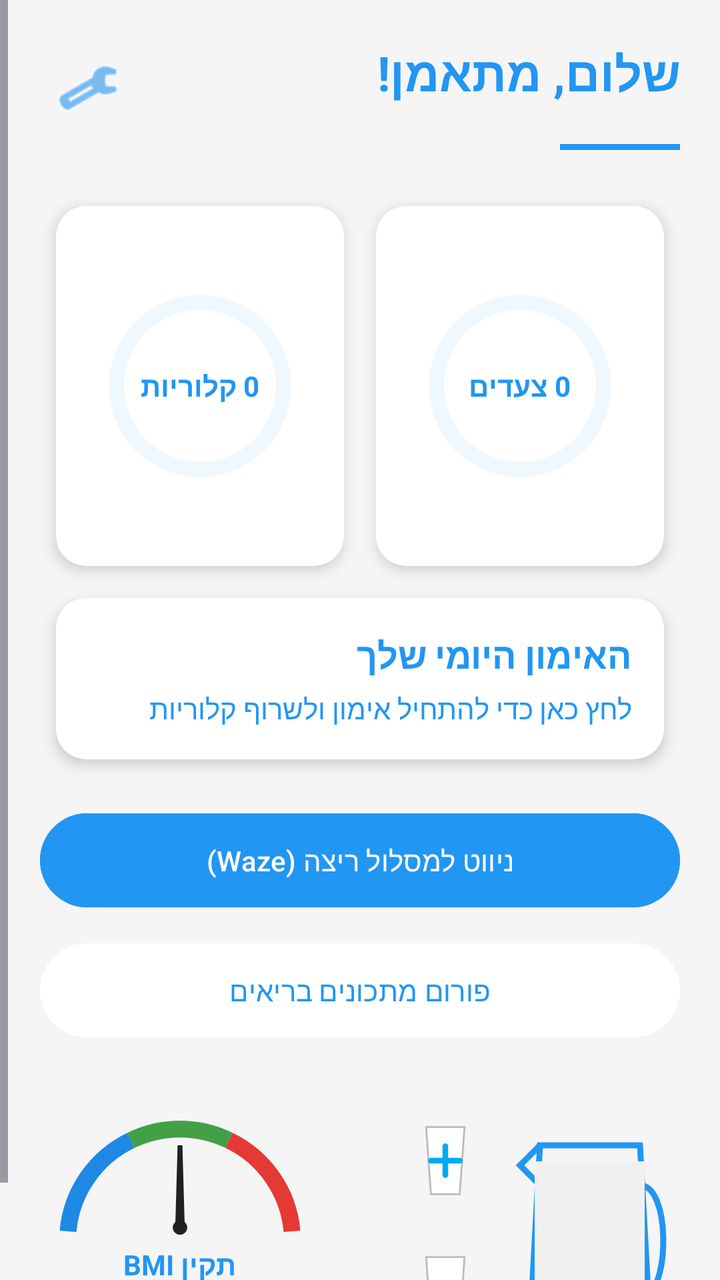
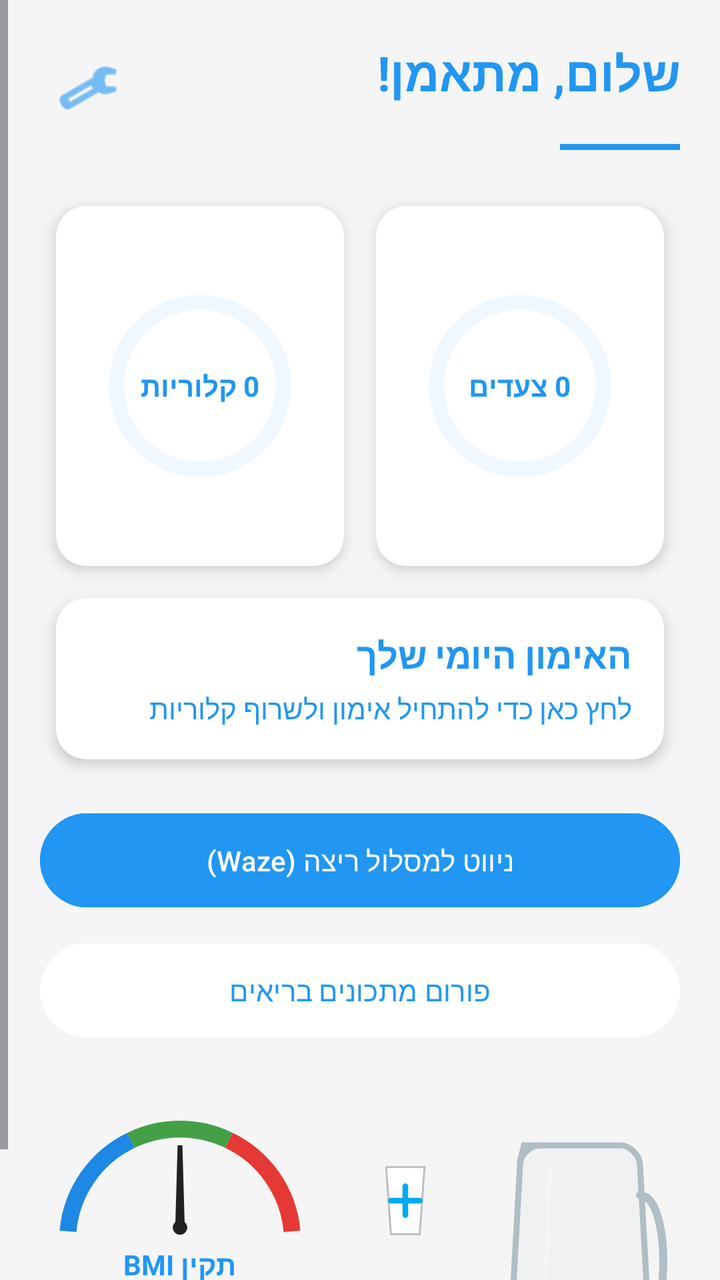

Compare the two renders of this Android layout. The source of the first and the diff that turns it into the second are given below.
<!-- AndroidManifest.xml: application theme Theme.FitCoach -->
<!-- res/layout/activity_main.xml -->
<?xml version="1.0" encoding="utf-8"?>
<ScrollView xmlns:android="http://schemas.android.com/apk/res/android"
    xmlns:app="http://schemas.android.com/apk/res-auto"
    xmlns:tools="http://schemas.android.com/tools"
    android:id="@+id/main"
    android:layout_width="match_parent"
    android:layout_height="match_parent"
    android:background="#F5F5F5"
    android:layoutDirection="rtl"
    tools:context=".screens.MainActivity">

    <LinearLayout
        android:layout_width="match_parent"
        android:layout_height="wrap_content"
        android:orientation="vertical"
        android:padding="20dp">

        <LinearLayout
            android:layout_width="match_parent"
            android:layout_height="wrap_content"
            android:layout_marginBottom="20dp"
            android:orientation="vertical"
            android:gravity="center_horizontal">

            <LinearLayout
                android:layout_width="match_parent"
                android:layout_height="wrap_content"
                android:orientation="horizontal">

                <TextView
                    android:id="@+id/tv_main_welcome"
                    android:layout_width="wrap_content"
                    android:layout_height="wrap_content"
                    android:text="שלום, מתאמן!"
                    android:textColor="#2196F3"
                    android:textSize="24sp"
                    android:textStyle="bold" />

                <Space
                    android:layout_width="0dp"
                    android:layout_height="wrap_content"
                    android:layout_weight="1" />

                <ImageButton
                    android:id="@+id/btn_settings_gear"
                    android:layout_width="48dp"
                    android:layout_height="48dp"
                    android:background="?attr/selectableItemBackgroundBorderless"
                    android:contentDescription="@null"
                    android:src="@android:drawable/ic_menu_preferences"
                    app:tint="#2196F3" />
            </LinearLayout>

            <View
                android:layout_width="60dp"
                android:layout_height="3dp"
                android:layout_marginTop="4dp"
                android:layout_gravity="start"
                android:background="#2196F3" />

        </LinearLayout>

        <LinearLayout
            android:layout_width="match_parent"
            android:layout_height="wrap_content"
            android:orientation="horizontal"
            android:weightSum="2">

            <androidx.cardview.widget.CardView
                android:layout_width="0dp"
                android:layout_height="180dp"
                android:layout_margin="8dp"
                android:layout_weight="1"
                app:cardCornerRadius="15dp"
                app:cardElevation="4dp">

                <RelativeLayout
                    android:layout_width="match_parent"
                    android:layout_height="match_parent"
                    android:padding="15dp">

                    <ProgressBar
                        android:id="@+id/pb_main_steps"
                        style="?android:attr/progressBarStyleHorizontal"
                        android:layout_width="match_parent"
                        android:layout_height="match_parent"
                        android:progressDrawable="@drawable/circular_progress" />

                    <TextView
                        android:id="@+id/tv_main_steps_val"
                        android:layout_width="wrap_content"
                        android:layout_height="wrap_content"
                        android:layout_centerInParent="true"
                        android:gravity="center"
                        android:text="0
צעדים"
                        android:textColor="#2196F3"
                        android:textStyle="bold" />
                </RelativeLayout>
            </androidx.cardview.widget.CardView>

            <androidx.cardview.widget.CardView
                android:layout_width="0dp"
                android:layout_height="180dp"
                android:layout_margin="8dp"
                android:layout_weight="1"
                app:cardCornerRadius="15dp"
                app:cardElevation="4dp">

                <RelativeLayout
                    android:layout_width="match_parent"
                    android:layout_height="match_parent"
                    android:padding="15dp">

                    <ProgressBar
                        android:id="@+id/pb_main_calories"
                        style="?android:attr/progressBarStyleHorizontal"
                        android:layout_width="match_parent"
                        android:layout_height="match_parent"
                        android:progressDrawable="@drawable/circular_progress" />

                    <TextView
                        android:id="@+id/tv_main_calories_val"
                        android:layout_width="wrap_content"
                        android:layout_height="wrap_content"
                        android:layout_centerInParent="true"
                        android:gravity="center"
                        android:text="0
קלוריות"
                        android:textColor="#2196F3"
                        android:textStyle="bold" />
                </RelativeLayout>
            </androidx.cardview.widget.CardView>
        </LinearLayout>

        <androidx.cardview.widget.CardView
            android:id="@+id/cv_workout_entry"
            android:layout_width="match_parent"
            android:layout_height="wrap_content"
            android:layout_margin="8dp"
            android:clickable="true"
            android:focusable="true"
            android:foreground="?attr/selectableItemBackground"
            app:cardCornerRadius="15dp"
            app:cardElevation="4dp">

            <LinearLayout
                android:layout_width="match_parent"
                android:layout_height="wrap_content"
                android:orientation="vertical"
                android:padding="16dp">

                <TextView
                    android:layout_width="wrap_content"
                    android:layout_height="wrap_content"
                    android:text="האימון היומי שלך"
                    android:textSize="18sp"
                    android:textStyle="bold"
                    android:textColor="#2196F3"/>

                <TextView
                    android:id="@+id/tv_main_workout_status"
                    android:layout_width="wrap_content"
                    android:layout_height="wrap_content"
                    android:layout_marginTop="5dp"
                    android:text="לחץ כאן כדי להתחיל אימון ולשרוף קלוריות"
                    android:textColor="#2196F3" />
            </LinearLayout>
        </androidx.cardview.widget.CardView>

        <Button
            android:id="@+id/btn_main_navigation"
            android:layout_width="match_parent"
            android:layout_height="55dp"
            android:layout_marginTop="15dp"
            android:backgroundTint="#2196F3"
            android:text="ניווט למסלול ריצה (Waze)"
            android:textColor="@android:color/white" />

        <Button
            android:id="@+id/btn_main_forum"
            android:layout_width="match_parent"
            android:layout_height="55dp"
            android:layout_marginTop="10dp"
            android:backgroundTint="@android:color/white"
            android:text="פורום מתכונים בריאים"
            android:textColor="#2196F3" />

        <RelativeLayout
            android:layout_width="match_parent"
            android:layout_height="wrap_content"
            android:layout_marginTop="30dp">

            <LinearLayout
                android:id="@+id/layout_bmi"
                android:layout_width="wrap_content"
                android:layout_height="wrap_content"
                android:layout_alignParentEnd="true"
                android:gravity="center"
                android:orientation="vertical">

                <RelativeLayout
                    android:layout_width="140dp"
                    android:layout_height="70dp">

                    <ImageView
                        android:layout_width="match_parent"
                        android:layout_height="match_parent"
                        android:contentDescription="@null"
                        android:src="@drawable/bmi_gauge_arc_bold" />

                    <ImageView
                        android:id="@+id/iv_bmi_needle"
                        android:layout_width="match_parent"
                        android:layout_height="match_parent"
                        android:contentDescription="@null"
                        android:padding="5dp"
                        android:src="@drawable/bmi_needle_bold" />
                </RelativeLayout>

                <TextView
                    android:id="@+id/tv_bmi_status_text"
                    android:layout_width="wrap_content"
                    android:layout_height="wrap_content"
                    android:text="BMI תקין"
                    android:textColor="#2196F3"
                    android:textStyle="bold" />
            </LinearLayout>

            <LinearLayout
                android:layout_width="wrap_content"
                android:layout_height="wrap_content"
                android:layout_alignParentStart="true"
                android:gravity="bottom"
                android:orientation="horizontal">

                <FrameLayout
                    android:layout_width="90dp"
                    android:layout_height="120dp">

                    <ImageView
                        android:layout_width="match_parent"
                        android:layout_height="match_parent"
                        android:contentDescription="@null"
                        android:src="@drawable/ic_water_jug"
                        app:tint="#2196F3" />

                    <ProgressBar
                        android:id="@+id/pb_water_jug"
                        style="?android:attr/progressBarStyleHorizontal"
                        android:layout_width="55dp"
                        android:layout_height="80dp"
                        android:layout_gravity="center_horizontal|bottom"
                        android:layout_marginBottom="12dp"
                        android:progressDrawable="@drawable/water_fill_style" />
                </FrameLayout>

                <LinearLayout
                    android:layout_width="wrap_content"
                    android:layout_height="wrap_content"
                    android:orientation="vertical">

                    <ImageButton
                        android:id="@+id/btn_add_water"
                        android:layout_width="55dp"
                        android:layout_height="55dp"
                        android:background="@android:color/transparent"
                        android:contentDescription="@null"
                        android:src="@drawable/ic_glass_plus" />

                    <ImageButton
                        android:id="@+id/btn_remove_water"
                        android:layout_width="55dp"
                        android:layout_height="55dp"
                        android:layout_marginTop="10dp"
                        android:background="@android:color/transparent"
                        android:contentDescription="@null"
                        android:src="@drawable/ic_glass_minus" />
                </LinearLayout>
            </LinearLayout>
        </RelativeLayout>
    </LinearLayout>
</ScrollView>
<!-- resources referenced by this layout -->
<resources>
  <!-- drawable bmi_needle_bold (drawable) -->
  <?xml version="1.0" encoding="utf-8"?>
  <vector xmlns:android="http://schemas.android.com/apk/res/android"
      android:width="120dp"
      android:height="120dp"
      android:viewportWidth="100"
      android:viewportHeight="100">
      <path
          android:fillColor="#212121"
          android:pathData="M48,25 L52,25 L54,95 L46,95 Z" />
      <path
          android:fillColor="#212121"
          android:pathData="M50,93.5m-6,0a6,6 0 1,1 12,0a6,6 0 1,1 -12,0" />
  </vector>
  <!-- drawable ic_glass_minus (drawable) -->
  <vector xmlns:android="http://schemas.android.com/apk/res/android"
      android:width="48dp"
      android:height="48dp"
      android:viewportWidth="100"
      android:viewportHeight="100">
      
      <path
          android:fillColor="#FFFFFF"
          android:pathData="M30,15 L70,15 L65,85 L35,85 Z"
          android:strokeColor="#BDBDBD"
          android:strokeWidth="2"/>
      
      <path
          android:strokeColor="#03A9F4"
          android:strokeWidth="6"
          android:strokeLineCap="round"
          android:pathData="M35,50 H65" />
  </vector>
  <!-- drawable ic_glass_plus (drawable) -->
  <vector xmlns:android="http://schemas.android.com/apk/res/android"
      android:width="48dp"
      android:height="48dp"
      android:viewportWidth="100"
      android:viewportHeight="100">
      
      <path
          android:fillColor="#FFFFFF"
          android:pathData="M30,15 L70,15 L65,85 L35,85 Z"
          android:strokeColor="#BDBDBD"
          android:strokeWidth="2"/>
      
      <path
          android:strokeColor="#03A9F4"
          android:strokeWidth="6"
          android:strokeLineCap="round"
          android:pathData="M50,35 V65 M35,50 H65" />
  </vector>
  <!-- drawable ic_water_jug (drawable) -->
  <?xml version="1.0" encoding="utf-8"?>
  <vector xmlns:android="http://schemas.android.com/apk/res/android"
      android:width="90dp"
      android:height="120dp"
      android:viewportWidth="90"
      android:viewportHeight="120">
      <path
          android:pathData="M20,20 L70,20 L75,110 L15,110 Z"
          android:strokeWidth="3"
          android:strokeColor="#444444" />
      <path
          android:pathData="M20,20 L10,30 L20,40"
          android:strokeWidth="3"
          android:strokeColor="#444444" />
      <path
          android:pathData="M70,40 C85,40 85,90 73,95"
          android:strokeWidth="3"
          android:strokeColor="#444444" />
  </vector>
  <!-- drawable water_fill_style (drawable) -->
  <?xml version="1.0" encoding="utf-8"?>
  <layer-list xmlns:android="http://schemas.android.com/apk/res/android">
      <item android:id="@android:id/background">
          <shape>
              <solid android:color="#F0F0F0" />
          </shape>
      </item>
      <item android:id="@android:id/progress">
          <clip
              android:clipOrientation="vertical"
              android:gravity="bottom">
              <shape>
                  <solid android:color="#2196F3" />
              </shape>
          </clip>
      </item>
  </layer-list>
  <style name="Theme.FitCoach" parent="Base.Theme.FitCoach" />
  <style name="Base.Theme.FitCoach" parent="Theme.Material3.DayNight.NoActionBar">
          
          
      </style>
  <!-- unchanged entries left out for length: 2 -->
</resources>

<!-- the commit's change to res/layout/activity_main.xml (unified diff, before → after) -->
@@ -235,29 +235,29 @@
                 android:orientation="horizontal">
 
                 <FrameLayout
-                    android:layout_width="90dp"
-                    android:layout_height="120dp">
+                    android:layout_width="100dp"
+                    android:layout_height="140dp">
 
                     <ImageView
                         android:layout_width="match_parent"
                         android:layout_height="match_parent"
                         android:contentDescription="@null"
-                        android:src="@drawable/ic_water_jug"
-                        app:tint="#2196F3" />
+                        android:src="@drawable/ic_water_jug" />
 
                     <ProgressBar
                         android:id="@+id/pb_water_jug"
                         style="?android:attr/progressBarStyleHorizontal"
-                        android:layout_width="55dp"
-                        android:layout_height="80dp"
+                        android:layout_width="65dp"
+                        android:layout_height="110dp"
                         android:layout_gravity="center_horizontal|bottom"
-                        android:layout_marginBottom="12dp"
+                        android:layout_marginBottom="5dp"
                         android:progressDrawable="@drawable/water_fill_style" />
                 </FrameLayout>
 
                 <LinearLayout
                     android:layout_width="wrap_content"
                     android:layout_height="wrap_content"
+                    android:layout_marginStart="10dp"
                     android:orientation="vertical">
 
                     <ImageButton
<!-- resource entries referenced after the edit -->
@@ -55,37 +55,62 @@
   <!-- drawable ic_water_jug (drawable) -->
   <?xml version="1.0" encoding="utf-8"?>
   <vector xmlns:android="http://schemas.android.com/apk/res/android"
-      android:width="90dp"
-      android:height="120dp"
-      android:viewportWidth="90"
-      android:viewportHeight="120">
+      android:width="100dp"
+      android:height="140dp"
+      android:viewportWidth="100"
+      android:viewportHeight="140">
+  
+      
       <path
-          android:pathData="M20,20 L70,20 L75,110 L15,110 Z"
+          android:pathData="M30,20 L70,20 C75,20 80,25 80,30 L85,120 C85,130 75,135 70,135 L30,135 C25,135 15,130 15,120 L20,30 C20,25 25,20 30,20 Z"
           android:strokeWidth="3"
-          android:strokeColor="#444444" />
+          android:strokeColor="#B0BEC5"
+          android:fillColor="#10B0BEC5" />
+  
+      
       <path
-          android:pathData="M20,20 L10,30 L20,40"
+          android:pathData="M80,45 C95,45 95,105 83,110"
+          android:strokeWidth="4"
+          android:strokeColor="#B0BEC5"
+          android:strokeLineCap="round" />
+  
+      
+      <path
+          android:pathData="M30,20 L22,20 L20,28"
           android:strokeWidth="3"
-          android:strokeColor="#444444" />
+          android:strokeColor="#B0BEC5"
+          android:strokeLineCap="round" />
+  
+      
       <path
-          android:pathData="M70,40 C85,40 85,90 73,95"
-          android:strokeWidth="3"
-          android:strokeColor="#444444" />
+          android:pathData="M35,30 L32,110"
+          android:strokeWidth="2"
+          android:strokeColor="#40FFFFFF"
+          android:strokeLineCap="round" />
+  
   </vector>
   <!-- drawable water_fill_style (drawable) -->
   <?xml version="1.0" encoding="utf-8"?>
   <layer-list xmlns:android="http://schemas.android.com/apk/res/android">
+      
       <item android:id="@android:id/background">
           <shape>
-              <solid android:color="#F0F0F0" />
+              <solid android:color="#00000000" /> 
           </shape>
       </item>
+  
+      
       <item android:id="@android:id/progress">
           <clip
               android:clipOrientation="vertical"
               android:gravity="bottom">
               <shape>
-                  <solid android:color="#2196F3" />
+                  <gradient
+                      android:startColor="#4FC3F7"
+                      android:centerColor="#2196F3"
+                      android:endColor="#1976D2"
+                      android:angle="0" />
+                  <corners android:radius="2dp" />
               </shape>
           </clip>
       </item>
